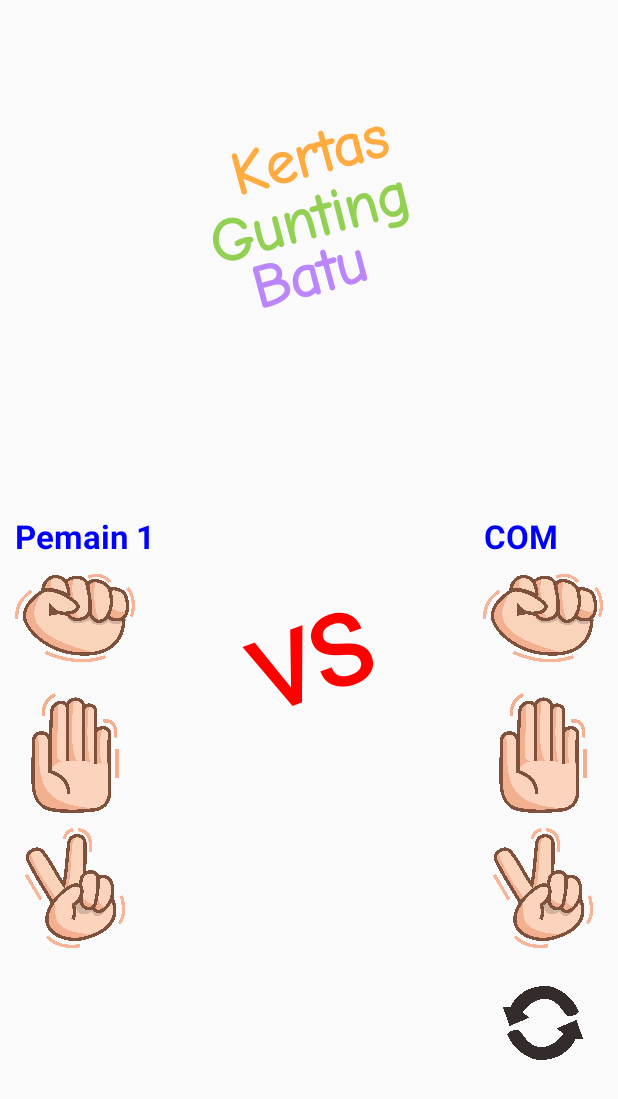
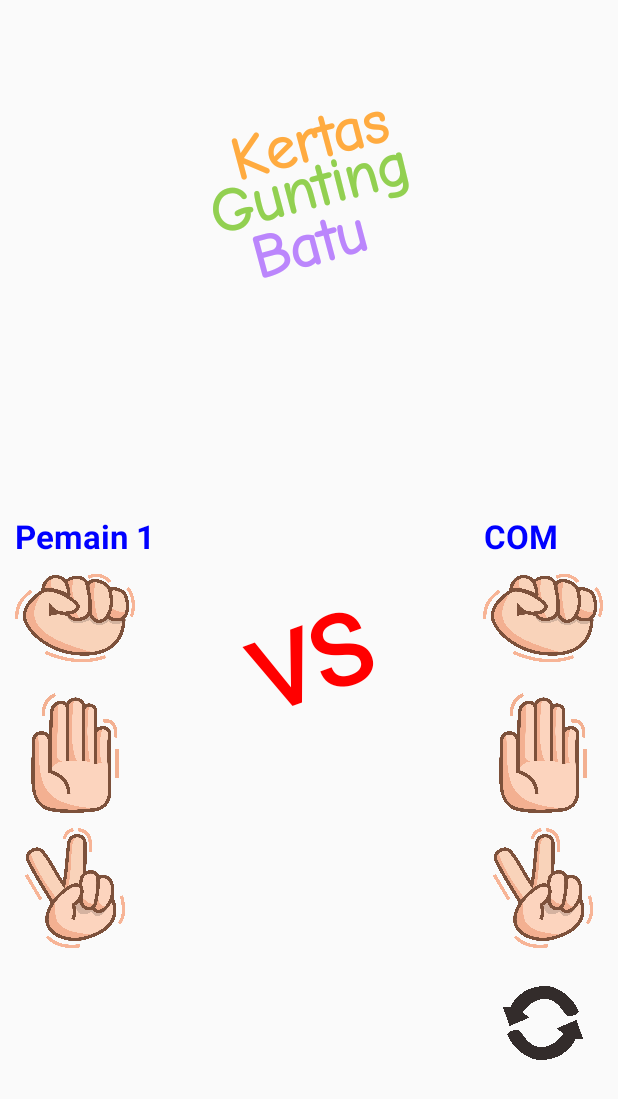
Before and after one commit to Vrizy/GameSuit, an Android app: the layout activity_main.xml on its own in the app's theme, with its tools: preview values and no code run, on a phone screen of 412 x 824 dp. Shown: the top 1099 px of the screen. Run offline under Robolectric (Android 15) with nearby library versions, the phone set to English and light mode, and no system bars.

Commit message:
update font spacing

```diff
--- a/app/src/main/res/layout/activity_main.xml
+++ b/app/src/main/res/layout/activity_main.xml
@@ -12,7 +12,7 @@
         android:layout_height="wrap_content"
         android:layout_alignParentTop="true"
         android:layout_centerHorizontal="true"
-        android:layout_marginVertical="80dp"
+        android:layout_marginVertical="70dp"
         android:fontFamily="@font/comic"
         android:rotation="-15"
         android:text="@string/kertas"
```
